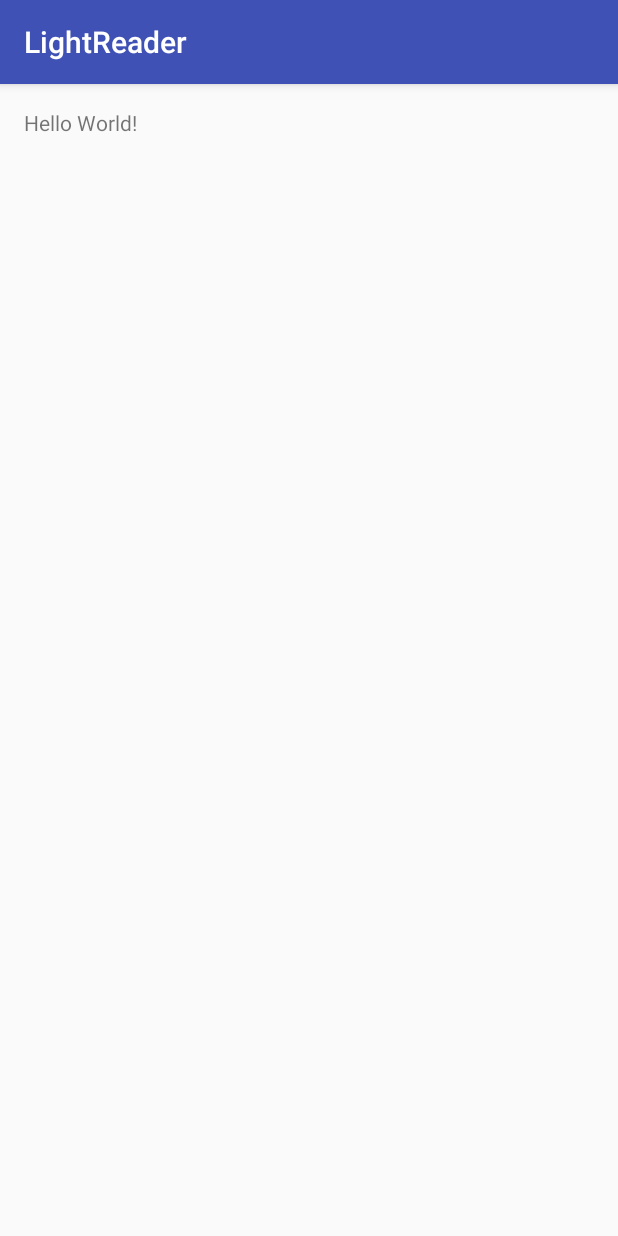
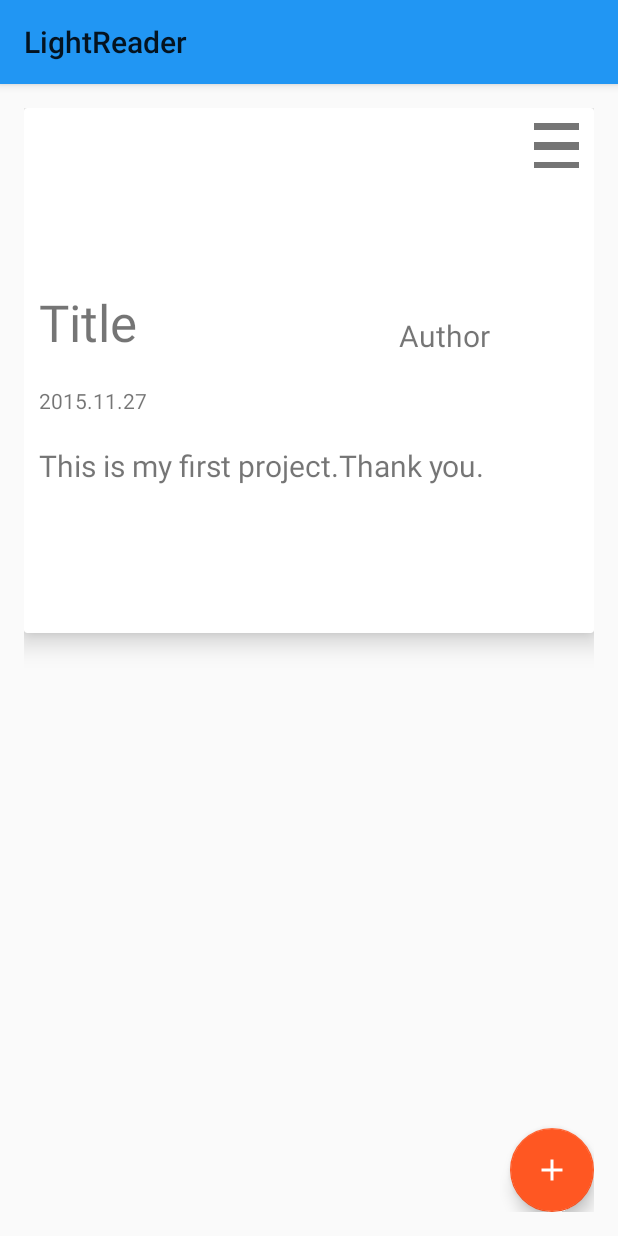
Before and after one commit to qiaoyunrui/LightReader, an Android app: the screen it shows after launch (MainActivity), on a phone screen of 412 x 824 dp. Run offline under Robolectric (Android 15) with nearby library versions, the phone set to English and light mode, and no system bars.

Commit message:
一半的界面

```diff
--- a/app/src/main/AndroidManifest.xml
+++ b/app/src/main/AndroidManifest.xml
@@ -8,7 +8,7 @@
         android:label="@string/app_name"
         android:supportsRtl="true"
         android:theme="@style/AppTheme">
-        <activity android:name=".MainActivity">
+        <activity android:name=".Activities.MainActivity">
             <intent-filter>
                 <action android:name="android.intent.action.MAIN" />
 
--- a/app/src/main/java/com/qiao/androidlab/lightreader/MainActivity.java
+++ b/app/src/main/java/com/qiao/androidlab/lightreader/Activities/MainActivity.java
@@ -1,7 +1,9 @@
-package com.qiao.androidlab.lightreader;
+package com.qiao.androidlab.lightreader.Activities;
 
 import android.support.v7.app.AppCompatActivity;
 import android.os.Bundle;
+
+import com.qiao.androidlab.lightreader.R;
 
 public class MainActivity extends AppCompatActivity {
 
--- a/app/src/main/res/layout/activity_main.xml
+++ b/app/src/main/res/layout/activity_main.xml
@@ -1,5 +1,6 @@
 <?xml version="1.0" encoding="utf-8"?>
 <RelativeLayout xmlns:android="http://schemas.android.com/apk/res/android"
+    xmlns:app="http://schemas.android.com/apk/res-auto"
     xmlns:tools="http://schemas.android.com/tools"
     android:layout_width="match_parent"
     android:layout_height="match_parent"
@@ -7,10 +8,34 @@
     android:paddingLeft="@dimen/activity_horizontal_margin"
     android:paddingRight="@dimen/activity_horizontal_margin"
     android:paddingTop="@dimen/activity_vertical_margin"
-    tools:context="com.qiao.androidlab.lightreader.MainActivity">
+    tools:context=".Activities.MainActivity">
 
-    <TextView
+    <android.support.design.widget.FloatingActionButton
+        android:id="@+id/fab"
         android:layout_width="wrap_content"
         android:layout_height="wrap_content"
-        android:text="Hello World!" />
+        android:layout_alignParentBottom="true"
+        android:layout_alignParentRight="true"
+        android:clickable="true"
+        android:src="@mipmap/ic_add_white_48dp"
+        app:rippleColor="@color/colorControlHighlight" />
+
+    <View
+        android:id="@+id/reveal_view"
+        android:layout_width="match_parent"
+        android:layout_height="match_parent"
+        android:background="@color/accent"
+        android:elevation="5dp"
+        android:visibility="invisible" />
+
+    <android.support.v7.widget.RecyclerView
+        android:id="@+id/recyclerView"
+        android:layout_width="match_parent"
+        android:layout_height="match_parent">
+
+    </android.support.v7.widget.RecyclerView>
+
+    <include layout="@layout/card_layout" />
+
+
 </RelativeLayout>
--- /dev/null
+++ b/app/src/main/res/layout/camera_layout.xml
@@ -0,0 +1,26 @@
+<?xml version="1.0" encoding="utf-8"?>
+<RelativeLayout xmlns:android="http://schemas.android.com/apk/res/android"
+    android:layout_width="match_parent"
+    android:layout_height="match_parent"
+    android:orientation="vertical">
+
+
+    <ImageButton
+        android:id="@+id/capture"
+        android:layout_width="wrap_content"
+        android:layout_height="wrap_content"
+        android:layout_alignParentBottom="true"
+        android:layout_centerHorizontal="true" />
+
+    <FrameLayout
+        android:layout_width="match_parent"
+        android:layout_height="match_parent">
+
+        <SurfaceView
+            android:layout_width="match_parent"
+            android:layout_height="match_parent" />
+
+    </FrameLayout>
+
+
+</RelativeLayout>
--- /dev/null
+++ b/app/src/main/res/layout/card_layout.xml
@@ -0,0 +1,94 @@
+<?xml version="1.0" encoding="utf-8"?>
+<android.support.v7.widget.CardView xmlns:android="http://schemas.android.com/apk/res/android"
+    xmlns:app="http://schemas.android.com/apk/res-auto"
+    android:layout_width="match_parent"
+    android:layout_height="@dimen/card_view_height"
+    android:clickable="true"
+    android:foreground="?android:attr/selectableItemBackground"
+    android:orientation="vertical"
+    app:cardElevation="10dp">
+
+    <LinearLayout
+        android:layout_width="match_parent"
+        android:layout_height="match_parent"
+        android:orientation="vertical">
+
+        <FrameLayout
+            android:layout_width="match_parent"
+            android:layout_height="match_parent"
+            android:layout_weight="1">
+
+            <ImageView
+                android:id="@+id/show"
+                android:layout_width="match_parent"
+                android:layout_height="match_parent"
+                android:scaleType="centerCrop" />
+
+            <RelativeLayout
+                android:layout_width="match_parent"
+                android:layout_height="match_parent">
+
+                <TextView
+                    android:id="@+id/title"
+                    android:layout_width="@dimen/card_title_width"
+                    android:layout_height="wrap_content"
+                    android:layout_alignParentBottom="true"
+                    android:layout_alignParentLeft="true"
+                    android:layout_margin="@dimen/card_part_margin"
+                    android:singleLine="true"
+                    android:text="@string/card_title_text"
+                    android:textSize="@dimen/card_title_text_size" />
+
+                <TextView
+                    android:id="@+id/author"
+                    android:layout_width="@dimen/card_author_width"
+                    android:layout_height="wrap_content"
+                    android:layout_alignParentBottom="true"
+                    android:layout_alignParentRight="true"
+                    android:layout_margin="@dimen/card_part_margin"
+                    android:gravity="center_vertical|left"
+                    android:text="@string/card_author_text"
+                    android:textSize="@dimen/card_author_text_size" />
+            </RelativeLayout>
+        </FrameLayout>
+
+        <FrameLayout
+            android:layout_width="match_parent"
+            android:layout_height="match_parent"
+            android:layout_weight="1">
+
+            <RelativeLayout
+                android:layout_width="match_parent"
+                android:layout_height="match_parent">
+
+                <TextView
+                    android:id="@+id/time"
+                    android:layout_width="wrap_content"
+                    android:layout_height="wrap_content"
+                    android:layout_margin="@dimen/card_part_margin"
+                    android:text="@string/card_time_text" />
+
+                <TextView
+                    android:layout_width="match_parent"
+                    android:layout_height="wrap_content"
+                    android:layout_below="@id/time"
+                    android:layout_margin="@dimen/card_part_margin"
+                    android:singleLine="false"
+                    android:text="@string/card_detail"
+                    android:textSize="@dimen/card_detail_text_size" />
+            </RelativeLayout>
+        </FrameLayout>
+
+    </LinearLayout>
+
+    <ImageButton
+        android:id="@+id/delete"
+        android:layout_width="@dimen/card_delete_button_width"
+        android:layout_height="@dimen/card_delete_button_height"
+        android:layout_gravity="right|top"
+        android:layout_margin="@dimen/card_part_margin"
+        android:background="#ffff"
+        android:elevation="0dp"
+        android:src="@mipmap/ic_menu_grey600_48dp" />
+
+</android.support.v7.widget.CardView>
--- a/app/src/main/res/values/colors.xml
+++ b/app/src/main/res/values/colors.xml
@@ -1,6 +1,12 @@
 <?xml version="1.0" encoding="utf-8"?>
 <resources>
-    <color name="colorPrimary">#3F51B5</color>
-    <color name="colorPrimaryDark">#303F9F</color>
-    <color name="colorAccent">#FF4081</color>
+    <color name="primary">#2196F3</color>
+    <color name="primary_dark">#1976D2</color>
+    <color name="primary_light">#BBDEFB</color>
+    <color name="accent">#FF5722</color>
+    <color name="primary_text">#212121</color>
+    <color name="secondary_text">#727272</color>
+    <color name="icons">#FFFFFF</color>
+    <color name="divider">#B6B6B6</color>
+    <color name="colorControlHighlight">#FFFF9270</color>
 </resources>
--- a/app/src/main/res/values/dimens.xml
+++ b/app/src/main/res/values/dimens.xml
@@ -2,4 +2,14 @@
     <!-- Default screen margins, per the Android Design guidelines. -->
     <dimen name="activity_horizontal_margin">16dp</dimen>
     <dimen name="activity_vertical_margin">16dp</dimen>
+    <dimen name="card_view_height">350dp</dimen>
+    <dimen name="card_title_width">200dp</dimen>
+    <dimen name="card_part_margin">10dp</dimen>
+    <dimen name="card_title_text_size">34sp</dimen>
+    <dimen name="card_author_width">120dp</dimen>
+    <dimen name="card_author_text_size">20sp</dimen>
+    <dimen name="card_detail_text_size">20sp</dimen>
+    <dimen name="card_delete_button_height">30dp</dimen>
+    <dimen name="card_delete_button_width">30dp</dimen>
+    <dimen name="sdk_21_margin">10dp</dimen>
 </resources>
--- a/app/src/main/res/values/strings.xml
+++ b/app/src/main/res/values/strings.xml
@@ -1,3 +1,7 @@
 <resources>
     <string name="app_name">LightReader</string>
+    <string name="card_title_text">Title</string>
+    <string name="card_author_text">Author</string>
+    <string name="card_time_text">2015.11.27</string>
+    <string name="card_detail">This is my first project.Thank you.</string>
 </resources>
--- a/app/src/main/res/values/styles.xml
+++ b/app/src/main/res/values/styles.xml
@@ -1,11 +1,11 @@
 <resources>
 
     <!-- Base application theme. -->
-    <style name="AppTheme" parent="Theme.AppCompat.Light.DarkActionBar">
+    <style name="AppTheme" parent="Base.Theme.AppCompat.Light">
         <!-- Customize your theme here. -->
-        <item name="colorPrimary">@color/colorPrimary</item>
-        <item name="colorPrimaryDark">@color/colorPrimaryDark</item>
-        <item name="colorAccent">@color/colorAccent</item>
+        <item name="colorPrimary">@color/primary</item>
+        <item name="colorPrimaryDark">@color/primary_dark</item>
+        <item name="colorAccent">@color/accent</item>
     </style>
 
 </resources>
```
Also changed, not shown: app/src/main/res/mipmap-xxhdpi/ic_add_white_48dp.png (added), app/src/main/res/mipmap-xxhdpi/ic_menu_black_48dp.png (added), app/src/main/res/mipmap-xxhdpi/ic_menu_grey600_48dp.png (added).
